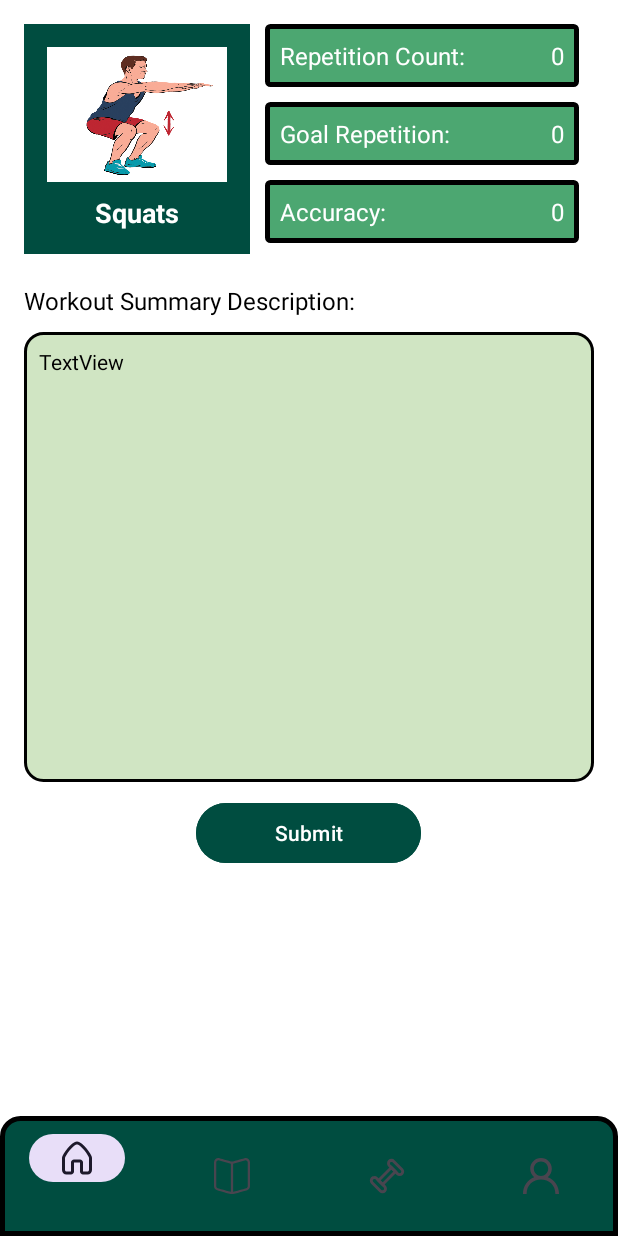
After one commit to NinoEarlConrad-Avila/smartposture, an Android app: the fragment WorkoutSummaryFragment placed in its activity, on a phone screen of 412 x 824 dp. The commit adds this screen. Run offline under Robolectric (Android 15) with nearby library versions, the phone set to English and light mode, and no system bars.

Commit message:
Added Workout Summary Dexcription Page
successfully added Workout Summary Page UI, no backend yet.

```diff
--- a/app/src/main/java/com/example/smartposture/view/PoseDetectorFragment.java
+++ b/app/src/main/java/com/example/smartposture/view/PoseDetectorFragment.java
@@ -11,6 +11,7 @@ import android.util.Log;
 import android.view.LayoutInflater;
 import android.view.View;
 import android.view.ViewGroup;
+import android.widget.Button;
 import android.widget.ImageButton;
 
 import androidx.annotation.NonNull;
@@ -74,6 +75,7 @@ public class PoseDetectorFragment extends Fragment {
         ImageButton returnBtn = view.findViewById(R.id.returnBtn);
         previewView = view.findViewById(R.id.previewView);
         graphicOverlay = view.findViewById(R.id.graphicOverlay);
+        Button done = view.findViewById(R.id.done);
 
         homeViewModel = new ViewModelProvider(this).get(HomeViewModel.class);
 
@@ -92,6 +94,15 @@ public class PoseDetectorFragment extends Fragment {
 
         returnBtn.setOnClickListener(v -> {
             requireActivity().getSupportFragmentManager().popBackStack();
+        });
+
+        done.setOnClickListener(v -> {
+            WorkoutSummaryFragment summary = new WorkoutSummaryFragment();
+
+            requireActivity().getSupportFragmentManager().beginTransaction()
+                    .replace(R.id.container, summary)
+                    .addToBackStack("WorkoutSummary")
+                    .commit();
         });
 
         ViewCompat.setOnApplyWindowInsetsListener(view, (v, insets) -> {
--- /dev/null
+++ b/app/src/main/java/com/example/smartposture/view/WorkoutSummaryFragment.java
@@ -0,0 +1,26 @@
+package com.example.smartposture.view;
+
+import android.os.Bundle;
+
+import androidx.annotation.NonNull;
+import androidx.annotation.Nullable;
+import androidx.fragment.app.Fragment;
+
+import android.view.LayoutInflater;
+import android.view.View;
+import android.view.ViewGroup;
+import android.widget.TextView;
+
+import com.example.smartposture.R;
+
+public class WorkoutSummaryFragment extends Fragment {
+
+
+    @Nullable
+    @Override
+    public View onCreateView(@NonNull LayoutInflater inflater, @Nullable ViewGroup container,
+                             @Nullable Bundle savedInstanceState) {
+        View view = inflater.inflate(R.layout.fragment_workout_summary, container, false);
+        return view;
+    }
+}
--- /dev/null
+++ b/app/src/main/res/drawable/bg_lightgreen_border.xml
@@ -0,0 +1,9 @@
+<shape xmlns:android="http://schemas.android.com/apk/res/android"
+    android:shape="rectangle">
+    <solid android:color="#4CA771" />
+    <corners
+        android:radius="2dp" />
+    <stroke
+        android:width="3dp"
+        android:color="@color/black" />
+</shape>
--- a/app/src/main/res/layout/fragment_pose_detector.xml
+++ b/app/src/main/res/layout/fragment_pose_detector.xml
@@ -185,7 +185,7 @@
                 android:textColor="@color/white" />
 
             <Button
-                android:id="@+id/button3"
+                android:id="@+id/done"
                 android:layout_width="match_parent"
                 android:layout_height="wrap_content"
                 android:backgroundTint="@color/teal"
--- /dev/null
+++ b/app/src/main/res/layout/fragment_workout_summary.xml
@@ -0,0 +1,163 @@
+<?xml version="1.0" encoding="utf-8"?>
+<ScrollView xmlns:android="http://schemas.android.com/apk/res/android"
+    android:layout_width="match_parent"
+    android:layout_height="match_parent"
+    android:background="@color/white"
+    android:padding="16dp">
+
+    <LinearLayout
+        android:layout_width="match_parent"
+        android:layout_height="wrap_content"
+        android:orientation="vertical">
+
+        <!-- Workout Header -->
+        <LinearLayout
+            android:layout_width="match_parent"
+            android:layout_height="wrap_content"
+            android:orientation="horizontal"
+            android:layout_marginBottom="20dp">
+
+            <LinearLayout
+                android:layout_width="wrap_content"
+                android:layout_height="wrap_content"
+                android:background="@color/teal"
+                android:padding="15dp"
+                android:orientation="vertical">
+
+                <ImageView
+                    android:id="@+id/workout_image"
+                    android:layout_width="120dp"
+                    android:layout_height="90dp"
+                    android:scaleType="fitXY"
+                    android:src="@drawable/squat" />
+
+                <TextView
+                    android:id="@+id/workout_title"
+                    android:layout_width="wrap_content"
+                    android:layout_height="wrap_content"
+                    android:layout_marginTop="8dp"
+                    android:gravity="center"
+                    android:text="Squats"
+                    android:textColor="@color/white"
+                    android:textSize="18sp"
+                    android:textStyle="bold"
+                    android:layout_gravity="center"/>
+            </LinearLayout>
+
+            <LinearLayout
+                android:layout_width="0dp"
+                android:layout_height="wrap_content"
+                android:layout_weight="1"
+                android:orientation="vertical"
+                android:paddingLeft="10dp"
+                android:paddingRight="10dp">
+
+                <LinearLayout
+                    android:layout_width="match_parent"
+                    android:layout_height="wrap_content"
+                    android:layout_marginBottom="10dp"
+                    android:orientation="horizontal"
+                    android:background="@drawable/bg_lightgreen_border"
+                    android:padding="10dp">
+
+                    <TextView
+                        android:layout_width="0dp"
+                        android:layout_height="wrap_content"
+                        android:layout_weight="1"
+                        android:text="Repetition Count:"
+                        android:textColor="@color/white"
+                        android:textSize="16sp" />
+
+                    <TextView
+                        android:id="@+id/txtValRepCount"
+                        android:layout_width="wrap_content"
+                        android:layout_height="wrap_content"
+                        android:text="0"
+                        android:textColor="@color/white"
+                        android:textSize="16sp" />
+                </LinearLayout>
+
+                <LinearLayout
+                    android:layout_width="match_parent"
+                    android:layout_height="wrap_content"
+                    android:layout_marginBottom="10dp"
+                    android:orientation="horizontal"
+                    android:background="@drawable/bg_lightgreen_border"
+                    android:padding="10dp">
+
+                    <TextView
+                        android:layout_width="0dp"
+                        android:layout_height="wrap_content"
+                        android:layout_weight="1"
+                        android:text="Goal Repetition:"
+                        android:textColor="@color/white"
+                        android:textSize="16sp" />
+
+                    <TextView
+                        android:id="@+id/txtGoalRepCount"
+                        android:layout_width="wrap_content"
+                        android:layout_height="wrap_content"
+                        android:text="0"
+                        android:textColor="@color/white"
+                        android:textSize="16sp" />
+                </LinearLayout>
+
+                <LinearLayout
+                    android:layout_width="match_parent"
+                    android:layout_height="wrap_content"
+                    android:orientation="horizontal"
+                    android:background="@drawable/bg_lightgreen_border"
+                    android:padding="10dp">
+
+                    <TextView
+                        android:layout_width="0dp"
+                        android:layout_height="wrap_content"
+                        android:layout_weight="1"
+                        android:text="Accuracy:"
+                        android:textColor="@color/white"
+                        android:textSize="16sp" />
+
+                    <TextView
+                        android:id="@+id/txtAccuracy"
+                        android:layout_width="wrap_content"
+                        android:layout_height="wrap_content"
+                        android:text="0"
+                        android:textColor="@color/white"
+                        android:textSize="16sp" />
+                </LinearLayout>
+
+            </LinearLayout>
+
+        </LinearLayout>
+
+        <TextView
+            android:id="@+id/textView17"
+            android:layout_width="match_parent"
+            android:layout_height="wrap_content"
+            android:text="Workout Summary Description:"
+            android:textColor="@color/black"
+            android:textSize="16sp"
+            android:layout_marginBottom="10dp" />
+
+        <TextView
+            android:id="@+id/textView18"
+            android:layout_width="match_parent"
+            android:layout_height="wrap_content"
+            android:background="@drawable/rounded_edittext"
+            android:padding="10dp"
+            android:layout_marginBottom="10dp"
+            android:text="TextView"
+            android:minHeight="300dp"
+            android:textColor="@color/black" />
+
+        <Button
+            android:id="@+id/submit"
+            android:layout_width="150dp"
+            android:layout_height="wrap_content"
+            android:backgroundTint="@color/teal"
+            android:text="Submit"
+            android:textColor="@color/white"
+            android:layout_gravity="center"/>
+    </LinearLayout>
+
+</ScrollView>
```
